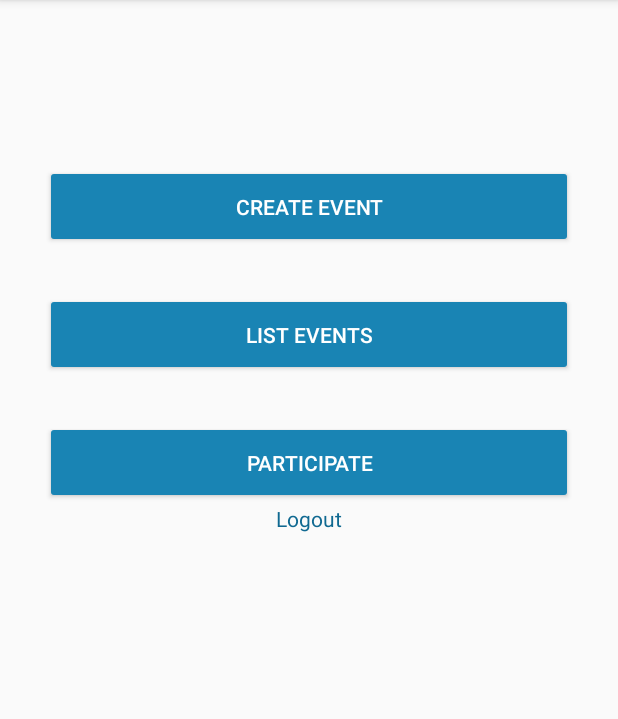
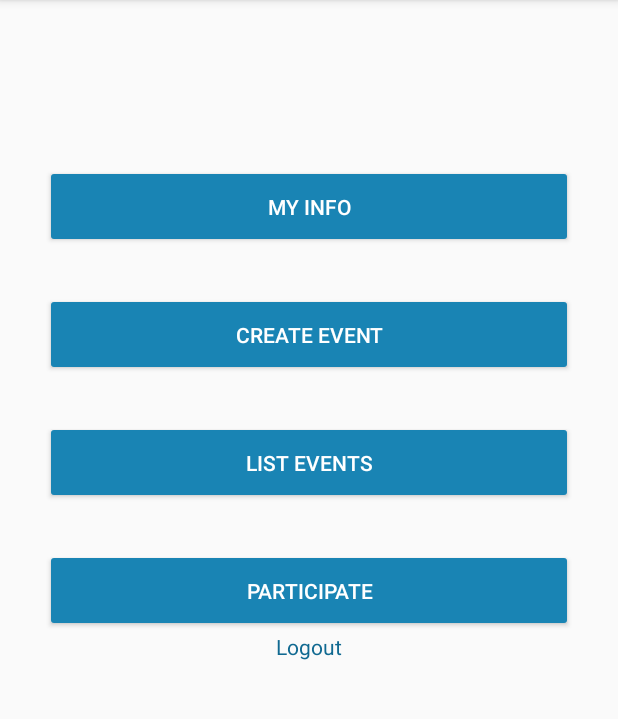
Before and after one commit to TiagoMunder/EventTrackingApp, an Android app: the DashboardActivity screen opened directly, with no data from a screen before it, on a phone screen of 412 x 824 dp, the part 84-803 px from its top. Run offline under Robolectric (Android 15) with nearby library versions, the phone set to English and light mode, and no system bars; our stand-ins replace Firebase (no records; nobody signed in at launch, a user with empty details on screens opened directly).

Commit message:
-showing some user info like image and username( probably will add more info after)

```diff
--- a/app/src/main/java/pt/ubi/eventtrackingapp/DashboardActivity.java
+++ b/app/src/main/java/pt/ubi/eventtrackingapp/DashboardActivity.java
@@ -12,7 +12,7 @@ import com.google.firebase.auth.FirebaseUser;
 
 public class DashboardActivity extends AppCompatActivity {
 
-    private Button btn_createEvent, btn_ListEvents, btn_participateEvent;
+    private Button btn_createEvent, btn_ListEvents, btn_participateEvent,btn_showUserInfo;
     private String username;
     private TextView link_logOut;
     private FirebaseAuth mAuth;
@@ -26,6 +26,7 @@ public class DashboardActivity extends AppCompatActivity {
         btn_createEvent = findViewById(R.id.btn_createEvent);
         btn_ListEvents = findViewById(R.id.btn_listEvents);
         btn_participateEvent = findViewById(R.id.btn_participateEvent);
+        btn_showUserInfo = findViewById(R.id.btn_showUserInfo);
         link_logOut = findViewById(R.id.link_logOut);
 
         btn_ListEvents.setOnClickListener(new View.OnClickListener() {
@@ -49,6 +50,13 @@ public class DashboardActivity extends AppCompatActivity {
             }
         });
 
+        btn_showUserInfo.setOnClickListener(new View.OnClickListener() {
+            @Override
+            public void onClick(View v) {
+                startActivity(new Intent(DashboardActivity.this, UserInfoActivity.class));
+            }
+        });
+
         link_logOut.setOnClickListener(new View.OnClickListener() {
             @Override
             public void onClick(View v) {
--- a/app/src/main/res/layout/activity_dashboard.xml
+++ b/app/src/main/res/layout/activity_dashboard.xml
@@ -9,6 +9,15 @@
     android:paddingLeft="30dp"
     android:paddingRight="30dp"
     android:paddingTop="80dp">
+
+    <Button
+        android:id="@+id/btn_showUserInfo"
+        android:layout_width="match_parent"
+        android:layout_height="55dp"
+        android:layout_marginTop="30dp"
+        android:backgroundTint="@color/colorPrimary2"
+        android:text="@string/my_info"
+        android:textColor="@android:color/white" />
 
     <Button
         android:id="@+id/btn_createEvent"
--- a/app/src/main/res/values/strings.xml
+++ b/app/src/main/res/values/strings.xml
@@ -14,6 +14,7 @@
     <string name="city">City</string>
     <string name="street">Street</string>
     <string name="create_event">Create Event</string>
+    <string name="my_info">My Info</string>
     <string name="cancel">Cancel</string>
     <string name="list_events">List Events</string>
     <string name="participate">Participate</string>
```
Also changed, not shown: app/src/main/java/pt/ubi/eventtrackingapp/UserInfoActivity.java (+20 -0 lines), app/src/main/res/layout/activity_user_info.xml (+39 -6 lines).
